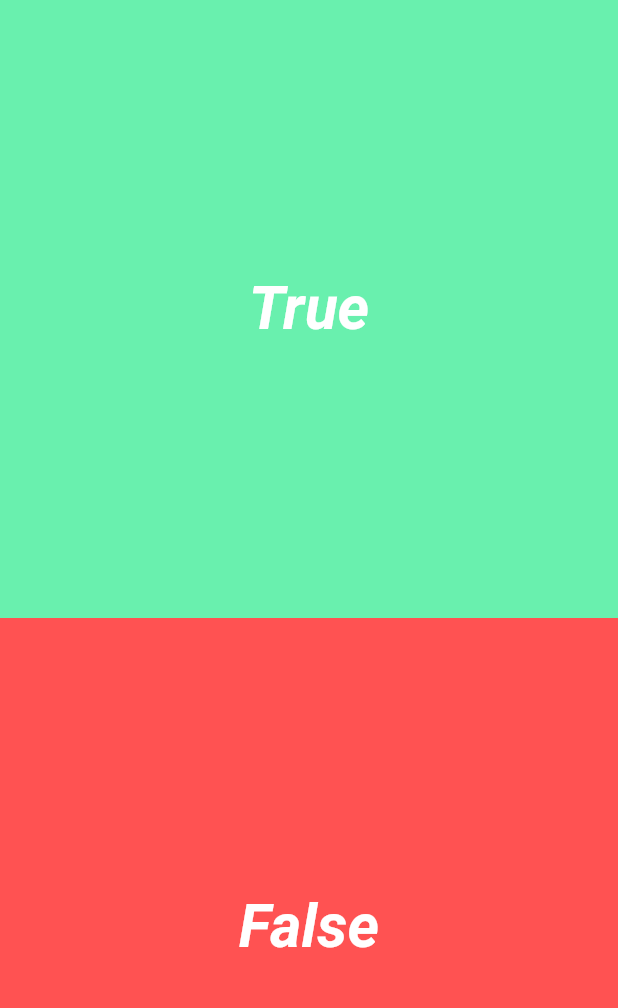
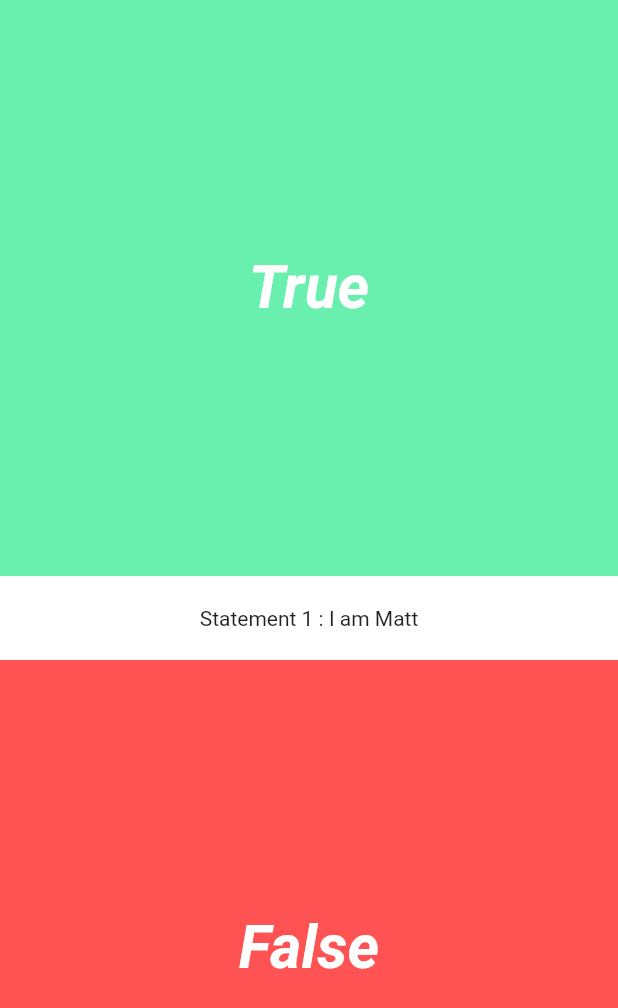
Before and after one commit to Matt110110/Quizzler-App-Flutter, a Flutter app: the screen it shows after launch, on a phone screen of 412 x 824 dp. Shown: the top 1008 px of the screen. Run offline on Flutter 3.47's test engine with Material 2 defaults, Android fonts, the phone set to English and light mode, and no system bars.

Commit message:
Next up : Questions and their styling

```diff
--- /dev/null
+++ b/lib/UI/question_text.dart
@@ -0,0 +1,9 @@
+import 'package:flutter/material.dart';
+
+class QuestionText extends StatefulWidget {
+
+}
+
+class QuestionTextState extends State<QuestionText> {
+
+}
--- a/lib/pages/quiz_pages.dart
+++ b/lib/pages/quiz_pages.dart
@@ -16,6 +16,15 @@ class QuizPageState extends State<QuizPage> {
         new Column(
           children: <Widget>[
             new AnswerButton(true, () => print("You answered true")),
+            new Material(
+              color: Colors.white,
+              child: new Padding(
+                padding: new EdgeInsets.symmetric(vertical: 20.0),
+                child: new Center(
+                  child: new Text("Statement 1 : I am Matt"),
+                ),
+              ),
+            ),
             new AnswerButton(false, () => print("You answered false")),
           ],
         ),
```
